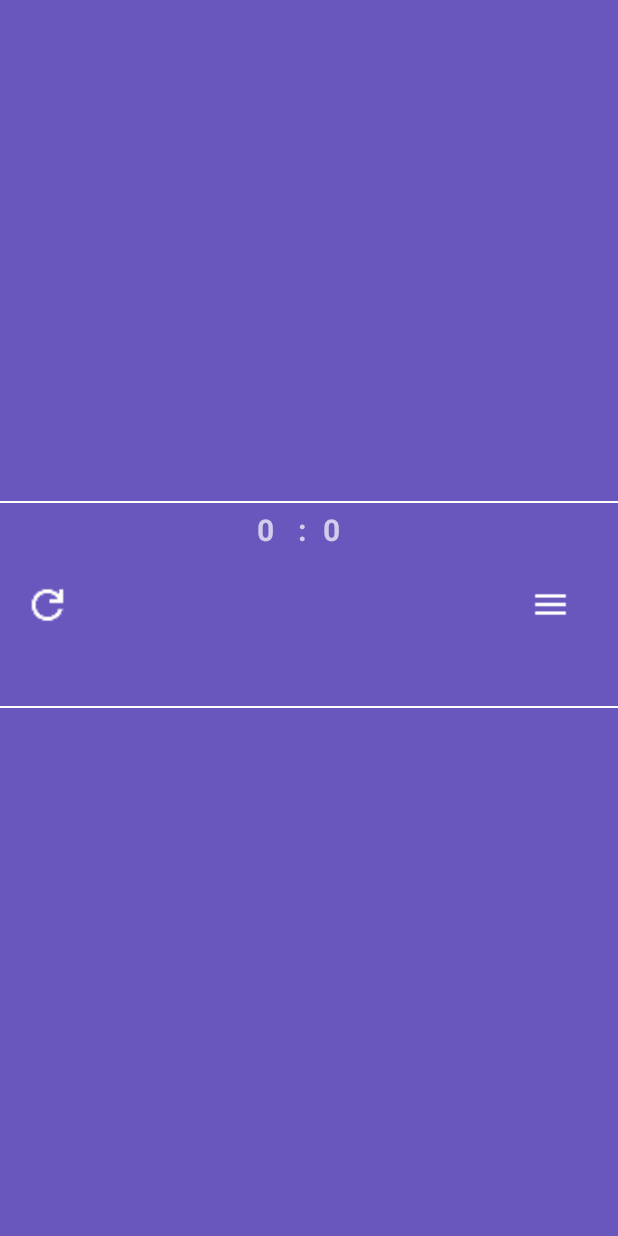
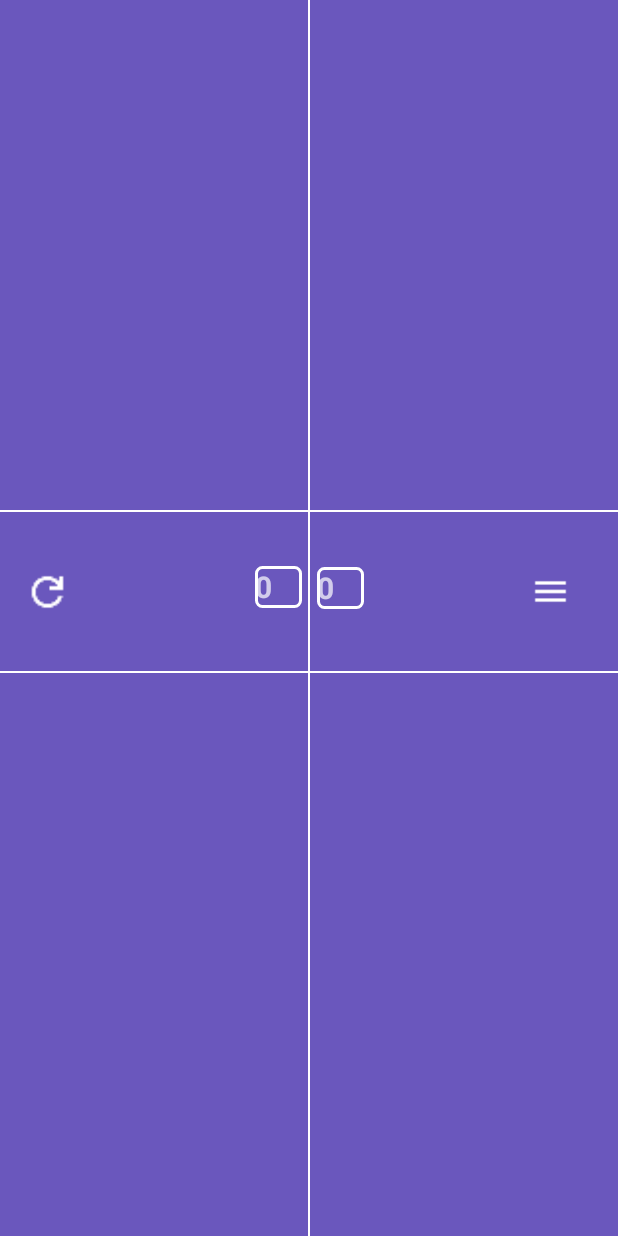
Before and after one commit to UnaiUrabayen/CartoPuntos, an Android app built with Jetpack Compose: the Activity_mus screen opened directly, with no data from a screen before it, on a phone screen of 412 x 824 dp. Run offline under Robolectric (Android 15) with nearby library versions, the phone set to English and light mode, and no system bars.

Commit message:
separador de jugadores

```diff
--- /dev/null
+++ b/app/src/main/res/drawable/borde_blanco.xml
@@ -0,0 +1,7 @@
+<shape xmlns:android="http://schemas.android.com/apk/res/android" android:shape="rectangle">
+    <solid android:color="@android:color/transparent"/> <!-- Fondo transparente -->
+    <stroke
+        android:width="2dp"
+        android:color="@android:color/white"/> <!-- Borde blanco -->
+    <corners android:radius="4dp"/> <!-- Esquinas redondeadas opcionales -->
+</shape>
--- a/app/src/main/res/layout/view_activity_mus.xml
+++ b/app/src/main/res/layout/view_activity_mus.xml
@@ -13,69 +13,60 @@
         android:id="@+id/vie1"
         android:layout_width="match_parent"
         android:layout_height="1dp"
-        android:layout_marginTop="334dp"
+        android:layout_marginBottom="340dp"
         android:background="@color/white"
+        app:layout_constraintBottom_toBottomOf="parent"
         app:layout_constraintEnd_toEndOf="parent"
         app:layout_constraintHorizontal_bias="0.497"
         app:layout_constraintStart_toStartOf="parent"
-        app:layout_constraintTop_toTopOf="parent" />
+        app:layout_constraintTop_toBottomOf="@+id/reloadBTN" />
+    <!-- Línea Vertical Central -->
+    <View
+        android:id="@+id/barraVerticalCentral"
+        android:layout_width="1dp"
+        android:layout_height="0dp"
+        android:background="@color/white"
+        app:layout_constraintTop_toTopOf="parent"
+        app:layout_constraintBottom_toBottomOf="parent"
+        app:layout_constraintStart_toStartOf="parent"
+        app:layout_constraintEnd_toEndOf="parent" />
 
 
     <TextView
         android:id="@+id/contadorPunto1"
-        android:layout_width="26dp"
-        android:layout_height="36dp"
-        android:layout_marginStart="1dp"
-        android:layout_marginTop="4dp"
-        android:layout_marginEnd="112dp"
-        android:layout_marginBottom="4dp"
-        android:text="@string/contadorPartidas"
-        android:textSize="20sp"
-
-
-        android:textStyle="bold"
-        app:layout_constraintBottom_toTopOf="@+id/view2"
-        app:layout_constraintEnd_toStartOf="@+id/menuBTN"
-        app:layout_constraintStart_toEndOf="@+id/separadorPuntos"
-        app:layout_constraintTop_toBottomOf="@+id/vie1"
-        app:layout_constraintVertical_bias="0.0" />
-
-    <TextView
-        android:id="@+id/separadorPuntos"
-        android:layout_width="15dp"
-        android:layout_height="35dp"
-        android:layout_marginTop="4dp"
-        android:layout_marginBottom="4dp"
-        android:text="@string/separadorPArtidas"
-        android:textSize="20sp"
-
-        android:textStyle="bold"
-        app:layout_constraintBottom_toTopOf="@+id/view2"
-        app:layout_constraintEnd_toStartOf="@+id/contadorPunto1"
-        app:layout_constraintStart_toEndOf="@+id/contadorPartidasEQ2"
-        app:layout_constraintTop_toBottomOf="@+id/vie1"
-        app:layout_constraintVertical_bias="0.0" />
-
-    <TextView
-        android:id="@+id/contadorPartidasEQ2"
-        android:layout_width="26dp"
-        android:layout_height="35dp"
-        android:layout_marginStart="124dp"
-        android:layout_marginTop="4dp"
-        android:layout_marginEnd="1dp"
-        android:layout_marginBottom="4dp"
+        android:layout_width="31dp"
+        android:layout_height="28dp"
+        android:layout_marginStart="10dp"
+        android:layout_marginEnd="116dp"
+        android:background="@drawable/borde_blanco"
         android:text="@string/contadorPartidas"
         android:textSize="20sp"
         android:textStyle="bold"
         app:layout_constraintBottom_toTopOf="@+id/view2"
-        app:layout_constraintEnd_toStartOf="@+id/separadorPuntos"
+        app:layout_constraintEnd_toStartOf="@+id/menuBTN"
+        app:layout_constraintStart_toEndOf="@+id/barraVerticalCentral"
+        app:layout_constraintTop_toBottomOf="@+id/vie1"
+        app:layout_constraintVertical_bias="0.52" />
+
+    <TextView
+        android:id="@+id/contadorPartidasEQ2"
+        android:layout_width="31dp"
+        android:layout_height="28dp"
+        android:layout_marginStart="128dp"
+        android:layout_marginEnd="10dp"
+        android:background="@drawable/borde_blanco"
+        android:text="@string/contadorPartidas"
+        android:textSize="20sp"
+        android:textStyle="bold"
+        app:layout_constraintBottom_toTopOf="@+id/view2"
+        app:layout_constraintEnd_toStartOf="@+id/barraVerticalCentral"
         app:layout_constraintStart_toEndOf="@+id/reloadBTN"
         app:layout_constraintTop_toBottomOf="@+id/vie1"
-        app:layout_constraintVertical_bias="0.0" />
-
+        app:layout_constraintVertical_bias="0.521" />
     <ImageView
         android:id="@+id/menuBTN"
         android:layout_width="27dp"
+
         android:layout_height="35dp"
         android:layout_marginTop="4dp"
         android:layout_marginEnd="31dp"
@@ -90,24 +81,68 @@
         android:id="@+id/view2"
         android:layout_width="match_parent"
         android:layout_height="1dp"
-        android:layout_marginBottom="352dp"
+        android:layout_marginTop="340dp"
         android:background="@color/white"
-        app:layout_constraintBottom_toBottomOf="parent"
         app:layout_constraintEnd_toEndOf="parent"
-        app:layout_constraintHorizontal_bias="0.0"
-        app:layout_constraintStart_toStartOf="parent" />
+        app:layout_constraintStart_toStartOf="parent"
+        app:layout_constraintTop_toTopOf="parent" />
 
     <ImageView
         android:id="@+id/reloadBTN"
         android:layout_width="31dp"
         android:layout_height="36dp"
         android:layout_marginStart="16dp"
-        android:layout_marginTop="4dp"
-        android:layout_marginBottom="3dp"
+        android:layout_marginTop="5dp"
+        android:layout_marginBottom="5dp"
+        android:contentDescription="@string/boton_para_abrir_el_meni_reiniciar_la_partida"
         app:layout_constraintBottom_toTopOf="@+id/view2"
         app:layout_constraintStart_toStartOf="parent"
         app:layout_constraintTop_toBottomOf="@+id/vie1"
-        app:srcCompat="@mipmap/refresh"
-        android:contentDescription="@string/boton_para_abrir_el_meni_reiniciar_la_partida" />
+        app:srcCompat="@mipmap/refresh" />
+
+    <!-- Cuadrante superior izquierdo -->
+    <androidx.constraintlayout.widget.ConstraintLayout
+        android:id="@+id/cuadrante1"
+        android:layout_width="0dp"
+        android:layout_height="0dp"
+        android:layout_marginBottom="340dp"
+        app:layout_constraintTop_toTopOf="parent"
+        app:layout_constraintBottom_toTopOf="@+id/view2"
+        app:layout_constraintStart_toStartOf="parent"
+        app:layout_constraintEnd_toStartOf="@+id/barraVerticalCentral"/>
+
+    <!-- Cuadrante superior derecho -->
+    <androidx.constraintlayout.widget.ConstraintLayout
+        android:id="@+id/cuadrante2"
+        android:layout_width="0dp"
+        android:layout_height="0dp"
+        android:layout_marginBottom="340dp"
+        app:layout_constraintTop_toTopOf="parent"
+        app:layout_constraintBottom_toTopOf="@+id/view2"
+        app:layout_constraintStart_toEndOf="@+id/barraVerticalCentral"
+        app:layout_constraintEnd_toEndOf="parent" />
+
+    <!-- Cuadrante inferior izquierdo -->
+    <androidx.constraintlayout.widget.ConstraintLayout
+        android:id="@+id/cuadrante3"
+        android:layout_width="0dp"
+        android:layout_height="0dp"
+        android:layout_marginTop="344dp"
+        app:layout_constraintTop_toBottomOf="@+id/vie1"
+        app:layout_constraintBottom_toBottomOf="parent"
+        app:layout_constraintStart_toStartOf="parent"
+        app:layout_constraintEnd_toStartOf="@+id/barraVerticalCentral" />
+
+    <!-- Cuadrante inferior derecho -->
+    <androidx.constraintlayout.widget.ConstraintLayout
+        android:id="@+id/cuadrante4"
+        android:layout_width="0dp"
+        android:layout_height="0dp"
+        android:layout_marginTop="344dp"
+        app:layout_constraintTop_toBottomOf="@+id/vie1"
+        app:layout_constraintBottom_toBottomOf="parent"
+        app:layout_constraintStart_toEndOf="@+id/barraVerticalCentral"
+        app:layout_constraintEnd_toEndOf="parent" />
+
 
 </androidx.constraintlayout.widget.ConstraintLayout>
--- a/app/src/main/res/values/strings.xml
+++ b/app/src/main/res/values/strings.xml
@@ -30,4 +30,6 @@
     <string name="_0">0</string>
     <string name="mas">+</string>
     <string name="logo_de_la_app_carto_puntos">Logo de la app Carto Puntos</string>
+    <string name="jugador_1">Jugador 1</string>
+    <string name="puntosJugador1">0</string>
 </resources>
```
